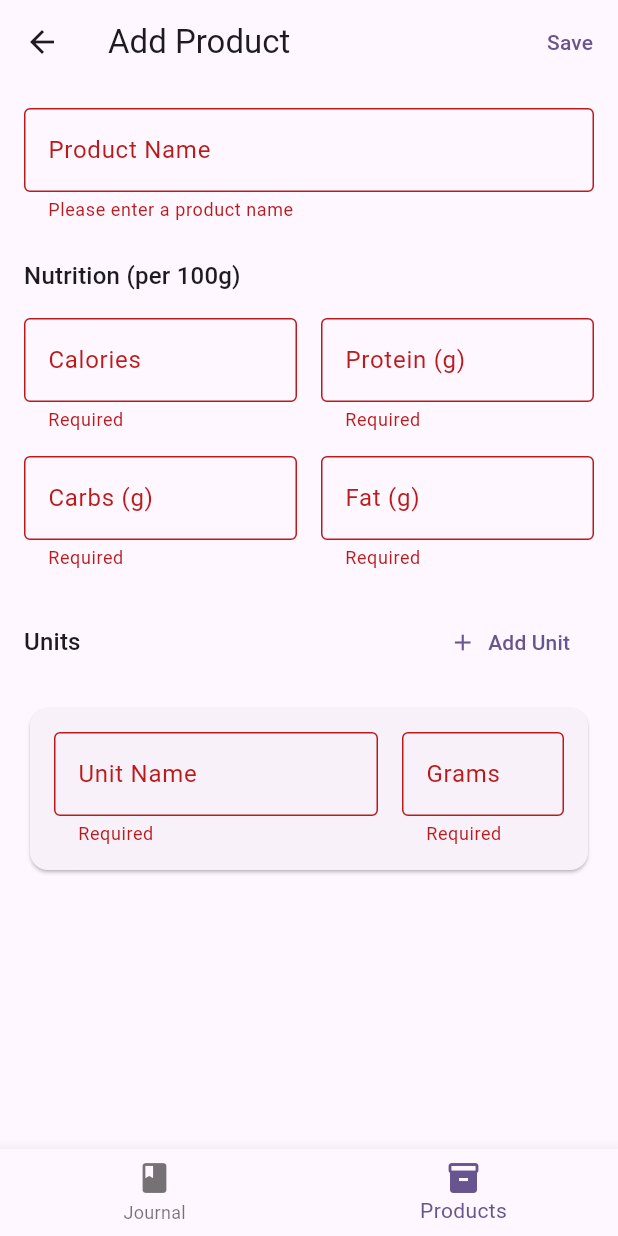
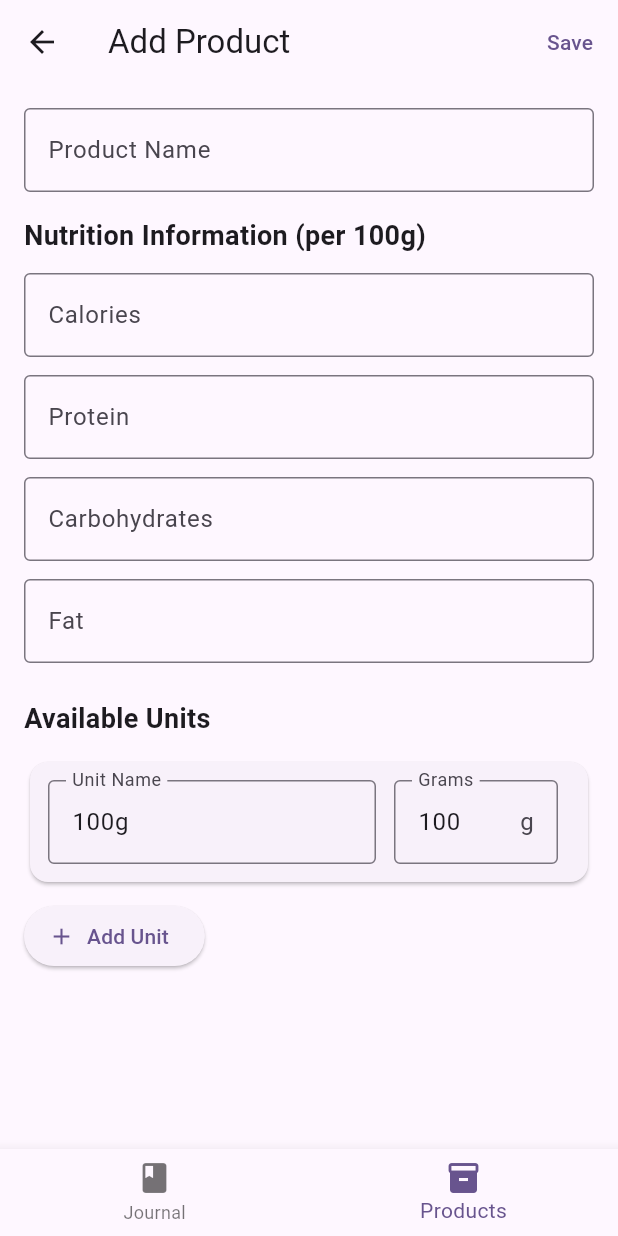
Before and after one commit to thijsdaniels/amp, a Flutter app: the AddProductScreen screen opened by its route, after a tap on "Add Unit", after a tap on the "delete" icon, after a tap on "Save", on a phone screen of 412 x 824 dp. Run offline on Flutter 3.47's test engine with Material 3 defaults, Android fonts, the phone set to English and light mode, and no system bars; drawn by our look-alikes of flutter_form_builder; our stand-ins replace cloud_firestore, firebase_core, flutter_riverpod, form_builder_validators, freezed_annotation, go_router; accounts and stored records are empty; generated files the repository leaves out were written again.

Commit message:
feat: add form builder

```diff
--- a/lib/features/products/screens/add_product_screen.dart
+++ b/lib/features/products/screens/add_product_screen.dart
@@ -1,355 +1,291 @@
 import 'package:flutter/material.dart';
+import 'package:flutter_form_builder/flutter_form_builder.dart';
+import 'package:form_builder_validators/form_builder_validators.dart';
 import 'package:flutter_riverpod/flutter_riverpod.dart';
-import 'package:cloud_firestore/cloud_firestore.dart';
-import 'package:amp/core/models/nutrition.dart';
-import 'package:amp/core/models/unit.dart';
-import 'package:amp/features/products/providers/product_repository_provider.dart';
+import 'package:go_router/go_router.dart';
 
-class AddProductScreen extends ConsumerStatefulWidget {
+import '../../../core/models/product.dart';
+import '../../../core/models/nutrition.dart';
+import '../../../core/models/unit.dart';
+import '../data/product_repository.dart';
+import '../providers/product_repository_provider.dart';
+
+class AddProductScreen extends ConsumerWidget {
   const AddProductScreen({super.key});
 
   @override
-  ConsumerState<AddProductScreen> createState() => _AddProductScreenState();
-}
+  Widget build(BuildContext context, WidgetRef ref) {
+    final formKey = GlobalKey<FormBuilderState>();
+    final productRepository = ref.watch(productRepositoryProvider);
 
-class _AddProductScreenState extends ConsumerState<AddProductScreen> {
-  final _formKey = GlobalKey<FormState>();
-  final _nameController = TextEditingController();
-  final _caloriesController = TextEditingController();
-  final _proteinController = TextEditingController();
-  final _carbsController = TextEditingController();
-  final _fatController = TextEditingController();
-
-  final List<UnitFormData> _units = [
-    UnitFormData(
-      nameController: TextEditingController(),
-      gramsController: TextEditingController(),
-    ),
-  ];
-
-  bool _isLoading = false;
-
-  @override
-  void dispose() {
-    _nameController.dispose();
-    _caloriesController.dispose();
-    _proteinController.dispose();
-    _carbsController.dispose();
-    _fatController.dispose();
-    for (final unit in _units) {
-      unit.dispose();
-    }
-    super.dispose();
-  }
-
-  void _addUnit() {
-    setState(() {
-      _units.add(
-        UnitFormData(
-          nameController: TextEditingController(),
-          gramsController: TextEditingController(),
-        ),
-      );
-    });
-  }
-
-  void _removeUnit(int index) {
-    if (_units.length > 1) {
-      setState(() {
-        _units[index].dispose();
-        _units.removeAt(index);
-      });
-    }
-  }
-
-  Future<void> _saveProduct() async {
-    if (!_formKey.currentState!.validate()) return;
-
-    setState(() {
-      _isLoading = true;
-    });
-
-    try {
-      final nutrition = Nutrition(
-        calories: double.parse(_caloriesController.text),
-        protein: double.parse(_proteinController.text),
-        carbohydrates: double.parse(_carbsController.text),
-        fat: double.parse(_fatController.text),
-      );
-
-      final units = _units
-          .map(
-            (unitData) => Unit(
-              name: unitData.nameController.text,
-              grams: int.parse(unitData.gramsController.text),
-            ),
-          )
-          .toList();
-
-      final productRepository = ref.read(productRepositoryProvider);
-      await productRepository.createProduct(
-        name: _nameController.text,
-        nutrition: nutrition,
-        units: units,
-      );
-
-      if (mounted) {
-        Navigator.of(context).pop();
-        ScaffoldMessenger.of(context).showSnackBar(
-          const SnackBar(content: Text('Product created successfully!')),
-        );
-      }
-    } catch (e) {
-      if (mounted) {
-        ScaffoldMessenger.of(
-          context,
-        ).showSnackBar(SnackBar(content: Text('Error creating product: $e')));
-      }
-    } finally {
-      if (mounted) {
-        setState(() {
-          _isLoading = false;
-        });
-      }
-    }
-  }
-
-  @override
-  Widget build(BuildContext context) {
     return Scaffold(
       appBar: AppBar(
         title: const Text('Add Product'),
         actions: [
           TextButton(
-            onPressed: _isLoading ? null : _saveProduct,
-            child: _isLoading
-                ? const SizedBox(
-                    width: 16,
-                    height: 16,
-                    child: CircularProgressIndicator(strokeWidth: 2),
-                  )
-                : const Text('Save'),
+            onPressed: () => _submitForm(context, formKey, productRepository),
+            child: const Text('Save'),
           ),
         ],
       ),
-      body: Form(
-        key: _formKey,
-        child: ListView(
-          padding: const EdgeInsets.all(16),
+      body: SingleChildScrollView(
+        padding: const EdgeInsets.all(16.0),
+        child: FormBuilder(
+          key: formKey,
+          child: Column(
+            crossAxisAlignment: CrossAxisAlignment.stretch,
             children: [
               // Product Name
-            TextFormField(
-              controller: _nameController,
+              FormBuilderTextField(
+                name: 'name',
                 decoration: const InputDecoration(
                   labelText: 'Product Name',
                   border: OutlineInputBorder(),
                 ),
-              validator: (value) {
-                if (value == null || value.trim().isEmpty) {
-                  return 'Please enter a product name';
-                }
-                return null;
-              },
-            ),
-
-            const SizedBox(height: 24),
-
-            // Nutrition Section
-            Text(
-              'Nutrition (per 100g)',
-              style: Theme.of(context).textTheme.titleMedium,
-            ),
-            const SizedBox(height: 16),
-
-            Row(
-              children: [
-                Expanded(
-                  child: TextFormField(
-                    controller: _caloriesController,
-                    decoration: const InputDecoration(
-                      labelText: 'Calories',
-                      border: OutlineInputBorder(),
-                    ),
-                    keyboardType: TextInputType.number,
-                    validator: (value) {
-                      if (value == null || value.isEmpty) {
-                        return 'Required';
-                      }
-                      if (double.tryParse(value) == null) {
-                        return 'Invalid number';
-                      }
-                      return null;
-                    },
-                  ),
-                ),
-                const SizedBox(width: 16),
-                Expanded(
-                  child: TextFormField(
-                    controller: _proteinController,
-                    decoration: const InputDecoration(
-                      labelText: 'Protein (g)',
-                      border: OutlineInputBorder(),
-                    ),
-                    keyboardType: TextInputType.number,
-                    validator: (value) {
-                      if (value == null || value.isEmpty) {
-                        return 'Required';
-                      }
-                      if (double.tryParse(value) == null) {
-                        return 'Invalid number';
-                      }
-                      return null;
-                    },
-                  ),
-                ),
-              ],
+                validator: FormBuilderValidators.compose([
+                  FormBuilderValidators.required(),
+                  FormBuilderValidators.minLength(2),
+                ]),
               ),
 
               const SizedBox(height: 16),
 
-            Row(
-              children: [
-                Expanded(
-                  child: TextFormField(
-                    controller: _carbsController,
+              // Nutrition Section
+              const Text(
+                'Nutrition Information (per 100g)',
+                style: TextStyle(fontSize: 18, fontWeight: FontWeight.bold),
+              ),
+
+              const SizedBox(height: 12),
+
+              // Calories
+              FormBuilderTextField(
+                name: 'calories',
                 decoration: const InputDecoration(
-                      labelText: 'Carbs (g)',
+                  labelText: 'Calories',
                   border: OutlineInputBorder(),
+                  suffixText: 'kcal',
                 ),
                 keyboardType: TextInputType.number,
-                    validator: (value) {
-                      if (value == null || value.isEmpty) {
-                        return 'Required';
-                      }
-                      if (double.tryParse(value) == null) {
-                        return 'Invalid number';
-                      }
-                      return null;
-                    },
+                validator: FormBuilderValidators.compose([
+                  FormBuilderValidators.required(),
+                  FormBuilderValidators.numeric(),
+                  FormBuilderValidators.min(0),
+                ]),
               ),
-                ),
-                const SizedBox(width: 16),
-                Expanded(
-                  child: TextFormField(
-                    controller: _fatController,
+
+              const SizedBox(height: 12),
+
+              // Protein
+              FormBuilderTextField(
+                name: 'protein',
                 decoration: const InputDecoration(
-                      labelText: 'Fat (g)',
+                  labelText: 'Protein',
                   border: OutlineInputBorder(),
+                  suffixText: 'g',
                 ),
                 keyboardType: TextInputType.number,
-                    validator: (value) {
-                      if (value == null || value.isEmpty) {
-                        return 'Required';
-                      }
-                      if (double.tryParse(value) == null) {
-                        return 'Invalid number';
-                      }
-                      return null;
-                    },
+                validator: FormBuilderValidators.compose([
+                  FormBuilderValidators.required(),
+                  FormBuilderValidators.numeric(),
+                  FormBuilderValidators.min(0),
+                ]),
               ),
+
+              const SizedBox(height: 12),
+
+              // Carbs
+              FormBuilderTextField(
+                name: 'carbs',
+                decoration: const InputDecoration(
+                  labelText: 'Carbohydrates',
+                  border: OutlineInputBorder(),
+                  suffixText: 'g',
                 ),
-              ],
+                keyboardType: TextInputType.number,
+                validator: FormBuilderValidators.compose([
+                  FormBuilderValidators.required(),
+                  FormBuilderValidators.numeric(),
+                  FormBuilderValidators.min(0),
+                ]),
+              ),
+
+              const SizedBox(height: 12),
+
+              // Fat
+              FormBuilderTextField(
+                name: 'fat',
+                decoration: const InputDecoration(
+                  labelText: 'Fat',
+                  border: OutlineInputBorder(),
+                  suffixText: 'g',
+                ),
+                keyboardType: TextInputType.number,
+                validator: FormBuilderValidators.compose([
+                  FormBuilderValidators.required(),
+                  FormBuilderValidators.numeric(),
+                  FormBuilderValidators.min(0),
+                ]),
               ),
 
               const SizedBox(height: 24),
 
               // Units Section
-            Row(
-              mainAxisAlignment: MainAxisAlignment.spaceBetween,
+              const Text(
+                'Available Units',
+                style: TextStyle(fontSize: 18, fontWeight: FontWeight.bold),
+              ),
+
+              const SizedBox(height: 12),
+
+              // Units List
+              FormBuilderField<List<Unit>>(
+                name: 'units',
+                initialValue: [const Unit(name: '100g', grams: 100)],
+                validator: (units) {
+                  if (units == null || units.isEmpty) {
+                    return 'At least one unit is required';
+                  }
+                  return null;
+                },
+                builder: (field) {
+                  return Column(
+                    crossAxisAlignment: CrossAxisAlignment.start,
                     children: [
-                Text('Units', style: Theme.of(context).textTheme.titleMedium),
-                TextButton.icon(
-                  onPressed: _addUnit,
+                      if (field.errorText != null)
+                        Padding(
+                          padding: const EdgeInsets.only(bottom: 8.0),
+                          child: Text(
+                            field.errorText!,
+                            style: TextStyle(
+                              color: Theme.of(context).colorScheme.error,
+                              fontSize: 12,
+                            ),
+                          ),
+                        ),
+                      ...field.value!.asMap().entries.map((entry) {
+                        final index = entry.key;
+                        final unit = entry.value;
+
+                        return Card(
+                          child: Padding(
+                            padding: const EdgeInsets.all(12.0),
+                            child: Row(
+                              children: [
+                                Expanded(
+                                  flex: 2,
+                                  child: TextFormField(
+                                    initialValue: unit.name,
+                                    decoration: const InputDecoration(
+                                      labelText: 'Unit Name',
+                                      border: OutlineInputBorder(),
+                                    ),
+                                    onChanged: (value) {
+                                      final updatedUnits = List<Unit>.from(
+                                        field.value!,
+                                      );
+                                      updatedUnits[index] = unit.copyWith(
+                                        name: value,
+                                      );
+                                      field.didChange(updatedUnits);
+                                    },
+                                  ),
+                                ),
+                                const SizedBox(width: 12),
+                                Expanded(
+                                  child: TextFormField(
+                                    initialValue: unit.grams.toString(),
+                                    decoration: const InputDecoration(
+                                      labelText: 'Grams',
+                                      border: OutlineInputBorder(),
+                                      suffixText: 'g',
+                                    ),
+                                    keyboardType: TextInputType.number,
+                                    onChanged: (value) {
+                                      final grams = int.tryParse(value) ?? 0;
+                                      final updatedUnits = List<Unit>.from(
+                                        field.value!,
+                                      );
+                                      updatedUnits[index] = unit.copyWith(
+                                        grams: grams,
+                                      );
+                                      field.didChange(updatedUnits);
+                                    },
+                                  ),
+                                ),
+                                const SizedBox(width: 8),
+                                if (field.value!.length > 1)
+                                  IconButton(
+                                    icon: const Icon(Icons.delete),
+                                    onPressed: () {
+                                      final updatedUnits = List<Unit>.from(
+                                        field.value!,
+                                      );
+                                      updatedUnits.removeAt(index);
+                                      field.didChange(updatedUnits);
+                                    },
+                                  ),
+                              ],
+                            ),
+                          ),
+                        );
+                      }),
+                      const SizedBox(height: 8),
+                      ElevatedButton.icon(
+                        onPressed: () {
+                          final updatedUnits = List<Unit>.from(field.value!);
+                          updatedUnits.add(const Unit(name: '', grams: 0));
+                          field.didChange(updatedUnits);
+                        },
                         icon: const Icon(Icons.add),
                         label: const Text('Add Unit'),
                       ),
                     ],
-            ),
-
-            const SizedBox(height: 16),
-
-            // Units List
-            ..._units.asMap().entries.map((entry) {
-              final index = entry.key;
-              final unitData = entry.value;
-
-              return Padding(
-                padding: const EdgeInsets.only(bottom: 16),
-                child: Card(
-                  child: Padding(
-                    padding: const EdgeInsets.all(16),
-                    child: Column(
-                      children: [
-                        Row(
-                          children: [
-                            Expanded(
-                              flex: 2,
-                              child: TextFormField(
-                                controller: unitData.nameController,
-                                decoration: const InputDecoration(
-                                  labelText: 'Unit Name',
-                                  hintText: 'e.g., Medium Apple',
-                                  border: OutlineInputBorder(),
-                                ),
-                                validator: (value) {
-                                  if (value == null || value.trim().isEmpty) {
-                                    return 'Required';
-                                  }
-                                  return null;
+                  );
                 },
-                              ),
-                            ),
-                            const SizedBox(width: 16),
-                            Expanded(
-                              child: TextFormField(
-                                controller: unitData.gramsController,
-                                decoration: const InputDecoration(
-                                  labelText: 'Grams',
-                                  border: OutlineInputBorder(),
-                                ),
-                                keyboardType: TextInputType.number,
-                                validator: (value) {
-                                  if (value == null || value.isEmpty) {
-                                    return 'Required';
-                                  }
-                                  if (int.tryParse(value) == null) {
-                                    return 'Invalid';
-                                  }
-                                  return null;
-                                },
-                              ),
-                            ),
-                            if (_units.length > 1) ...[
-                              const SizedBox(width: 8),
-                              IconButton(
-                                onPressed: () => _removeUnit(index),
-                                icon: const Icon(Icons.delete),
-                                color: Colors.red,
-                              ),
-                            ],
-                          ],
               ),
             ],
           ),
         ),
       ),
     );
-            }).toList(),
-          ],
-        ),
-      ),
+  }
+
+  void _submitForm(
+    BuildContext context,
+    GlobalKey<FormBuilderState> formKey,
+    ProductRepository productRepository,
+  ) async {
+    if (formKey.currentState?.saveAndValidate() ?? false) {
+      final formData = formKey.currentState!.value;
+
+      try {
+        final nutrition = Nutrition(
+          calories: double.parse(formData['calories'] as String),
+          protein: double.parse(formData['protein'] as String),
+          carbohydrates: double.parse(formData['carbs'] as String),
+          fat: double.parse(formData['fat'] as String),
         );
+
+        await productRepository.createProduct(
+          name: formData['name'] as String,
+          nutrition: nutrition,
+          units: formData['units'] as List<Unit>,
+        );
+
+        if (context.mounted) {
+          ScaffoldMessenger.of(context).showSnackBar(
+            const SnackBar(content: Text('Product created successfully!')),
+          );
+          context.pop();
+        }
+      } catch (e) {
+        if (context.mounted) {
+          ScaffoldMessenger.of(
+            context,
+          ).showSnackBar(SnackBar(content: Text('Error creating product: $e')));
         }
       }
-
-class UnitFormData {
-  final TextEditingController nameController;
-  final TextEditingController gramsController;
-
-  UnitFormData({required this.nameController, required this.gramsController});
-
-  void dispose() {
-    nameController.dispose();
-    gramsController.dispose();
     }
   }
+}
--- a/pubspec.yaml
+++ b/pubspec.yaml
@@ -40,6 +40,8 @@ dependencies:
   flutter_riverpod: ^2.6.1
   firebase_core: ^3.14.0
   go_router: ^14.6.1
+  flutter_form_builder: ^10.0.1
+  form_builder_validators: ^11.0.0
 
 dev_dependencies:
   flutter_test:
@@ -54,7 +56,7 @@ dev_dependencies:
   build_runner: ^2.5.4
   freezed: ^3.0.6
   json_serializable: ^6.9.5
-  go_router_builder: ^2.7.1
+  # go_router_builder: ^2.7.1
 
 # For information on the generic Dart part of this file, see the
 # following page: https://dart.dev/tools/pub/pubspec
```
Also changed, not shown: pubspec.lock. Lines whose indentation alone changed are shown as unchanged.
